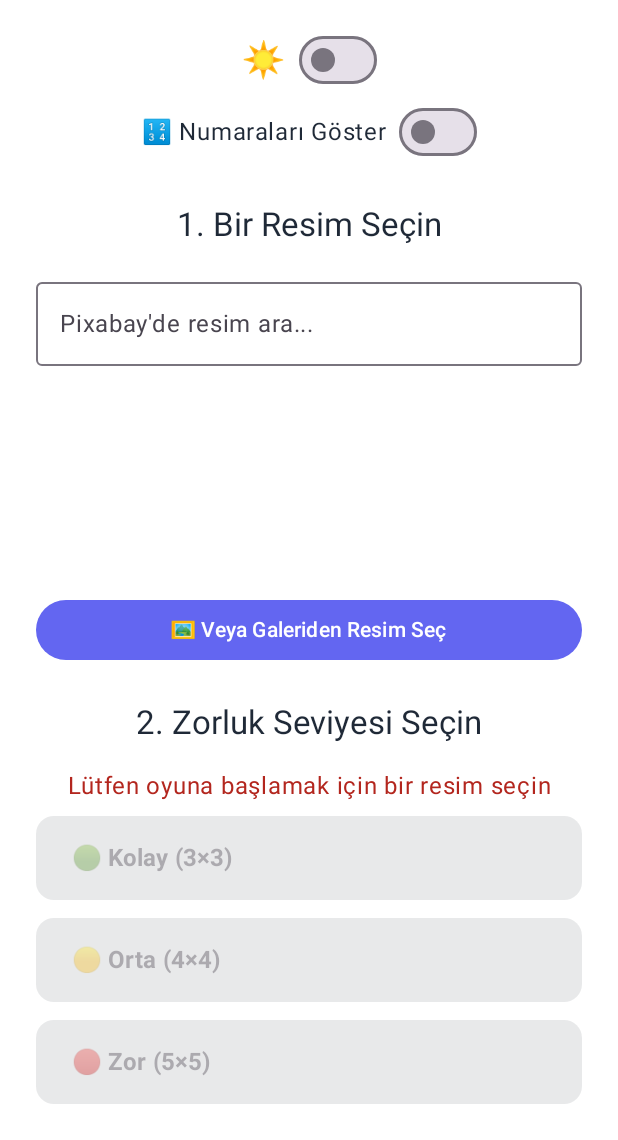
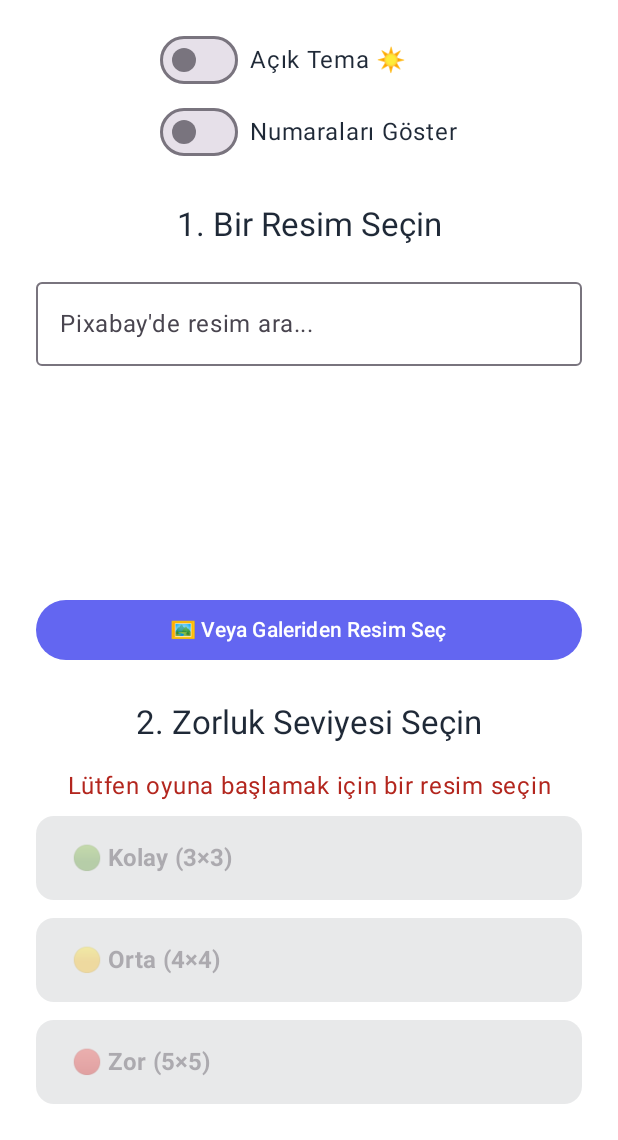
Before and after one commit to fahrettinaltay/PuzzleGame, an Android app built with Jetpack Compose: the screen it shows after launch (StartActivity), on a phone screen of 412 x 824 dp, the part 96-1236 px from its top. Run offline under Robolectric (Android 15) with nearby library versions, the phone set to English and light mode, and no system bars; pictures from the network do not load.

Commit message:
Align settings toggles on start screen

```diff
--- a/app/src/main/java/com/mey/puzzlegame/PixabayService.kt
+++ b/app/src/main/java/com/mey/puzzlegame/PixabayService.kt
@@ -3,11 +3,8 @@ package com.mey.puzzlegame
 import android.util.Log
 import io.ktor.client.HttpClient
 import io.ktor.client.call.body
-import io.ktor.client.engine.android.Android
+import io.ktor.client.engine.cio.CIO
 import io.ktor.client.plugins.contentnegotiation.ContentNegotiation
-import io.ktor.client.plugins.logging.LogLevel
-import io.ktor.client.plugins.logging.Logger
-import io.ktor.client.plugins.logging.Logging
 import io.ktor.client.request.get
 import io.ktor.client.request.parameter
 import io.ktor.serialization.kotlinx.json.json
@@ -15,17 +12,15 @@ import kotlinx.serialization.SerialName
 import kotlinx.serialization.Serializable
 import kotlinx.serialization.json.Json
 
-// Data class to match the structure of a single image object in the Pixabay API response
 @Serializable
 data class PixabayImage(
     val id: Int,
     @SerialName("webformatURL")
-    val webformatURL: String, // Smaller, faster-loading image URL
+    val webformatURL: String,
     @SerialName("largeImageURL")
-    val largeImageURL: String // Higher quality image URL for the puzzle
+    val largeImageURL: String
 )
 
-// Data class to match the top-level structure of the Pixabay API response
 @Serializable
 data class PixabayResponse(
     val total: Int,
@@ -33,44 +28,28 @@ data class PixabayResponse(
     val hits: List<PixabayImage>
 )
 
-// Service class to handle all interactions with the Pixabay API
 class PixabayService {
 
+    // LÜTFEN KENDİ API ANAHTARINI BURAYA YAPIŞTIRDIĞINDAN EMİN OL
     private val apiKey = "51425784-233c47305f8a24b856d17670b"
 
-    // Configure the Ktor HttpClient
-    private val client = HttpClient(Android) {
-        // Install the ContentNegotiation plugin to handle JSON parsing
+    private val client = HttpClient(CIO) {
         install(ContentNegotiation) {
             json(Json {
                 prettyPrint = true
                 isLenient = true
-                ignoreUnknownKeys = true // This is important as Pixabay might add new fields
+                ignoreUnknownKeys = true
             })
-        }
-        // Install the Logging plugin to see network requests in Logcat
-        install(Logging) {
-            level = LogLevel.ALL
-            logger = object : Logger {
-                override fun log(message: String) {
-                    Log.v("KtorLogger", message)
-                }
-            }
         }
     }
 
-    /**
-     * Searches for images on Pixabay based on a query string.
-     * @param query The search term (e.g., "cats", "nature").
-     * @param lang The language code for the search (e.g., "en", "tr").
-     * @param page The page number of the results to retrieve.
-     * @return A PixabayResponse object containing images and total hits.
-     */
     suspend fun searchImages(query: String, lang: String, page: Int): PixabayResponse? {
-        if (apiKey == "BURAYA_YAPIŞTIR" || query.isBlank()) {
+        if (query.isBlank()) {
             return null
         }
 
+        // Bu, şimdiye kadarki en güçlü hata yakalama bloğumuz.
+        // Sadece 'Exception' değil, 'Error' dahil her şeyi yakalar.
         return try {
             client.get("https://pixabay.com/api/") {
                 parameter("key", apiKey)
@@ -78,12 +57,13 @@ class PixabayService {
                 parameter("lang", lang)
                 parameter("image_type", "photo")
                 parameter("safesearch", "true")
-                parameter("per_page", 50) // We ask for 50 images per page
+                parameter("per_page", 50)
                 parameter("page", page)
             }.body()
-        } catch (e: Exception) {
-            e.printStackTrace()
-            null // Return null in case of an error
+        } catch (t: Throwable) { // <-- EN ÖNEMLİ DEĞİŞİKLİK BURASI
+            // Bir çöküş yakalandı. Konsola yazdır ve null dönerek devam et.
+            t.printStackTrace()
+            null
         }
     }
 }
--- a/app/src/main/java/com/mey/puzzlegame/StartActivity.kt
+++ b/app/src/main/java/com/mey/puzzlegame/StartActivity.kt
@@ -294,16 +294,22 @@ fun StartScreen(
             }
             Spacer(modifier = Modifier.height(16.dp))
 
-            Row(verticalAlignment = Alignment.CenterVertically) {
-                Text(if (isDarkTheme) "🌙" else "☀️", fontSize = 24.sp)
-                Spacer(modifier = Modifier.width(8.dp))
-                Switch(checked = isDarkTheme, onCheckedChange = { viewModel.onThemeChange() })
-            }
+            Column {
+                Row(
+                    verticalAlignment = Alignment.CenterVertically
+                ) {
+                    Switch(checked = isDarkTheme, onCheckedChange = { viewModel.onThemeChange() })
+                    Spacer(Modifier.width(8.dp))
+                    Text(if (isDarkTheme) "Koyu Tema 🌙" else "Açık Tema ☀️", fontSize = 16.sp)
+                }
 
-            Row(verticalAlignment = Alignment.CenterVertically) {
-                Text("🔢 Numaraları Göster", fontSize = 16.sp)
-                Spacer(modifier = Modifier.width(8.dp))
-                Switch(checked = showTileNumbers, onCheckedChange = { viewModel.onShowTileNumbersChange() })
+                Row(
+                    verticalAlignment = Alignment.CenterVertically
+                ) {
+                    Switch(checked = showTileNumbers, onCheckedChange = { viewModel.onShowTileNumbersChange() })
+                    Spacer(Modifier.width(8.dp))
+                    Text("Numaraları Göster", fontSize = 16.sp)
+                }
             }
 
             Spacer(modifier = Modifier.height(24.dp))
```
Also changed, not shown: app/build.gradle.kts (+5 -4 lines).
